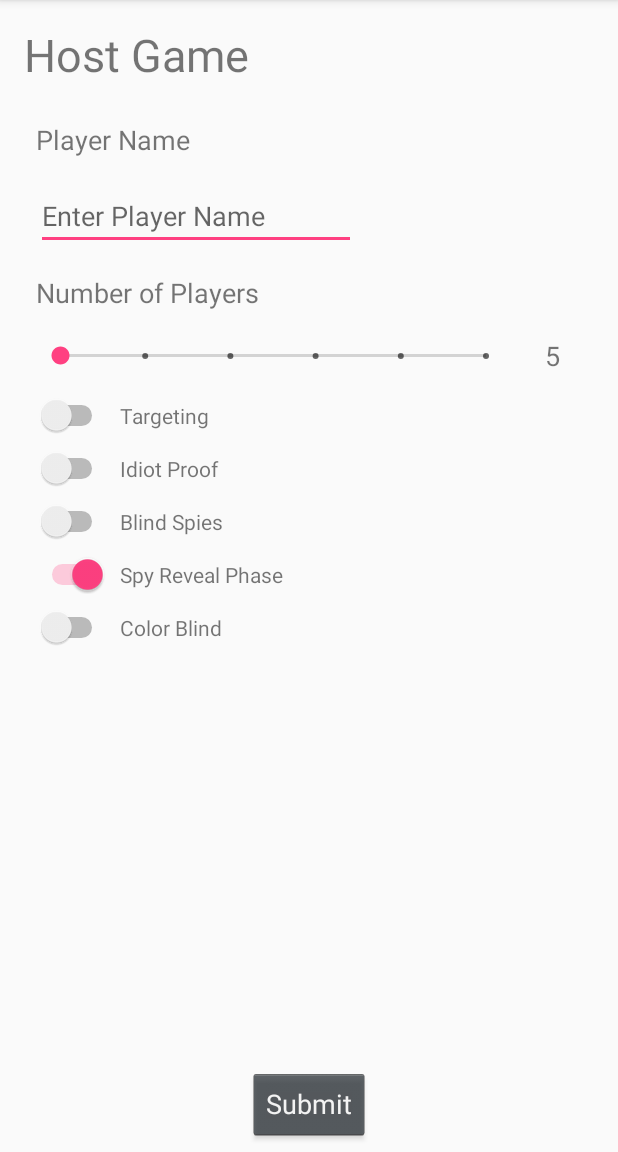
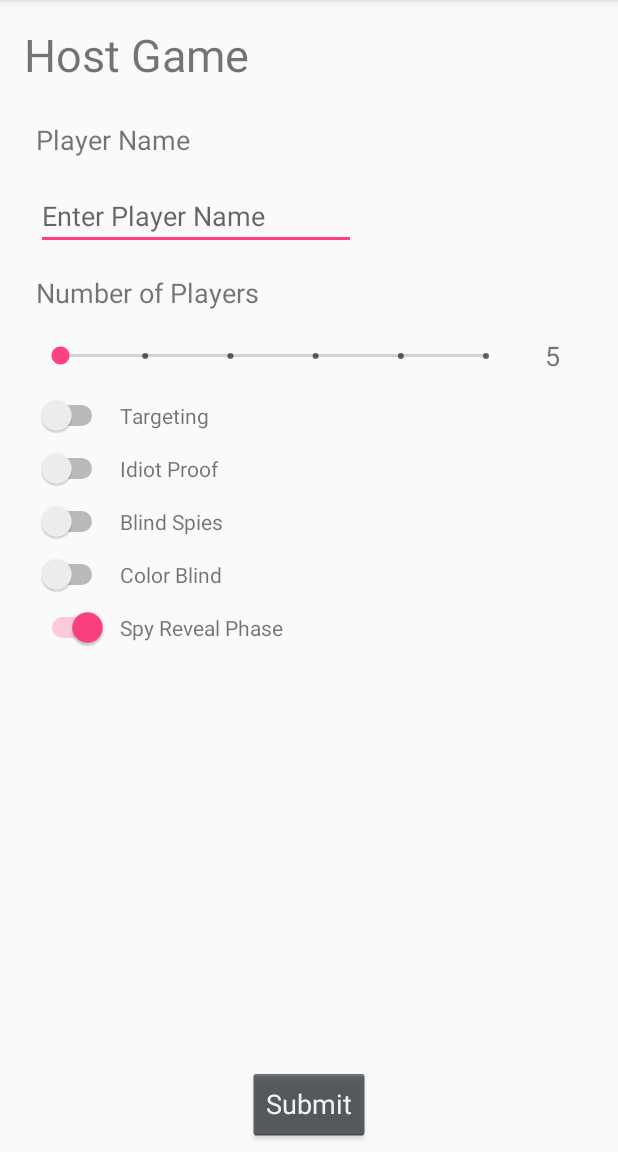
Before and after one commit to the-flatmates/resistance-clone, an Android app: the HostGame screen opened directly, with no data from a screen before it, on a phone screen of 412 x 824 dp, the part 84-1236 px from its top. Run offline under Robolectric (Android 15) with nearby library versions, the phone set to English and light mode, and no system bars.

Commit message:
Switch order of spy reveal and color blind settings

```diff
--- a/app/src/main/res/layout/activity_host_game.xml
+++ b/app/src/main/res/layout/activity_host_game.xml
@@ -164,7 +164,7 @@
         app:layout_constraintEnd_toEndOf="parent"
         app:layout_constraintHorizontal_bias="0.5"
         app:layout_constraintStart_toEndOf="@+id/sw_settings_spy_reveal"
-        app:layout_constraintTop_toBottomOf="@+id/tv_settings_blind_spies" />
+        app:layout_constraintTop_toBottomOf="@+id/tv_settings_color_blind" />
 
     <TextView
         android:id="@+id/tv_settings_color_blind"
@@ -177,7 +177,7 @@
         app:layout_constraintEnd_toEndOf="parent"
         app:layout_constraintHorizontal_bias="0.5"
         app:layout_constraintStart_toEndOf="@+id/sw_settings_color_blind"
-        app:layout_constraintTop_toBottomOf="@+id/tv_settings_spy_reveal" />
+        app:layout_constraintTop_toBottomOf="@+id/tv_settings_blind_spies" />
 
     <SeekBar
         android:id="@+id/sb_num_players"
```
